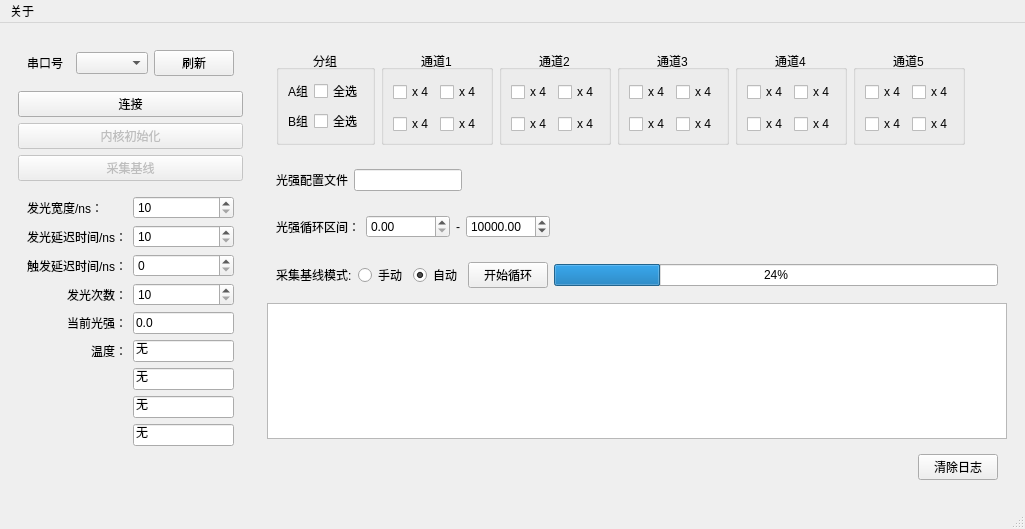
This is mainwindow.ui in MrXiaomao/LEDControl2 as Qt 5 draws it before an edit. The edited form follows.
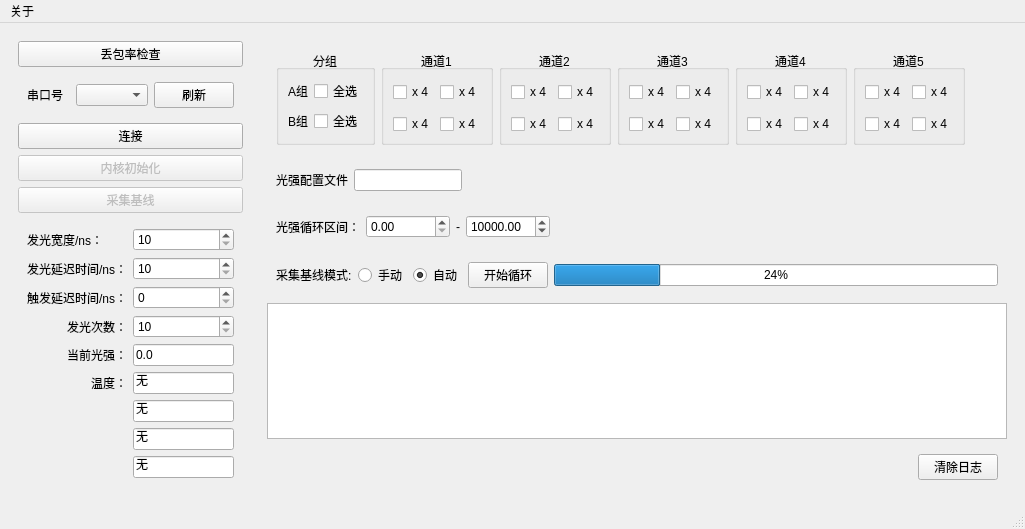
This is the edited form.

Commit message: 1、增加指令反馈配对检测，由罗梦轩添加。 2、修复界面部分控件互斥按钮的使能控制。

Diff of the .ui file:
```diff
--- a/mainwindow.ui
+++ b/mainwindow.ui
@@ -18,6 +18,13 @@
     <item>
      <widget class="QWidget" name="widget_3" native="true">
       <layout class="QVBoxLayout" name="verticalLayout">
+       <item>
+        <widget class="QPushButton" name="BaglosttestButton">
+         <property name="text">
+          <string>丢包率检查</string>
+         </property>
+        </widget>
+       </item>
        <item>
         <widget class="QWidget" name="widget_2" native="true">
          <layout class="QHBoxLayout" name="horizontalLayout">
```
Left out of the diff: 2 changed lines with no effect on the pictures. The commit also changes 6 other files.
